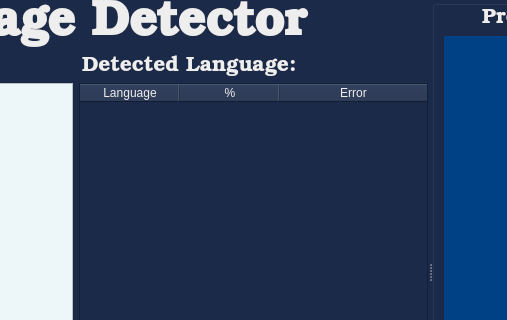
The window that src/design.ui (shaoruu/language-detector) describes before a commit, drawn with Qt 5; both pictures show x 282 to 789 and y 0 to 320 of the 1000 by 550 pixel window.
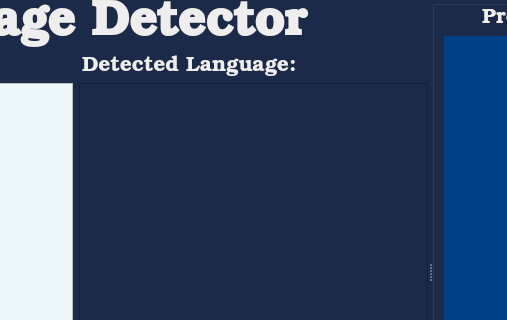
The same window after the commit.

Commit message: feat: no headers

The edit to the form file:
```diff
--- a/src/design.ui
+++ b/src/design.ui
@@ -168,13 +168,13 @@
              <bool>true</bool>
             </property>
             <attribute name="horizontalHeaderVisible">
-             <bool>true</bool>
+             <bool>false</bool>
             </attribute>
             <attribute name="horizontalHeaderStretchLastSection">
              <bool>true</bool>
             </attribute>
             <attribute name="verticalHeaderVisible">
-             <bool>true</bool>
+             <bool>false</bool>
             </attribute>
             <attribute name="verticalHeaderCascadingSectionResizes">
              <bool>true</bool>
```
Left out of the diff: 6 changed lines with no effect on the pictures.
